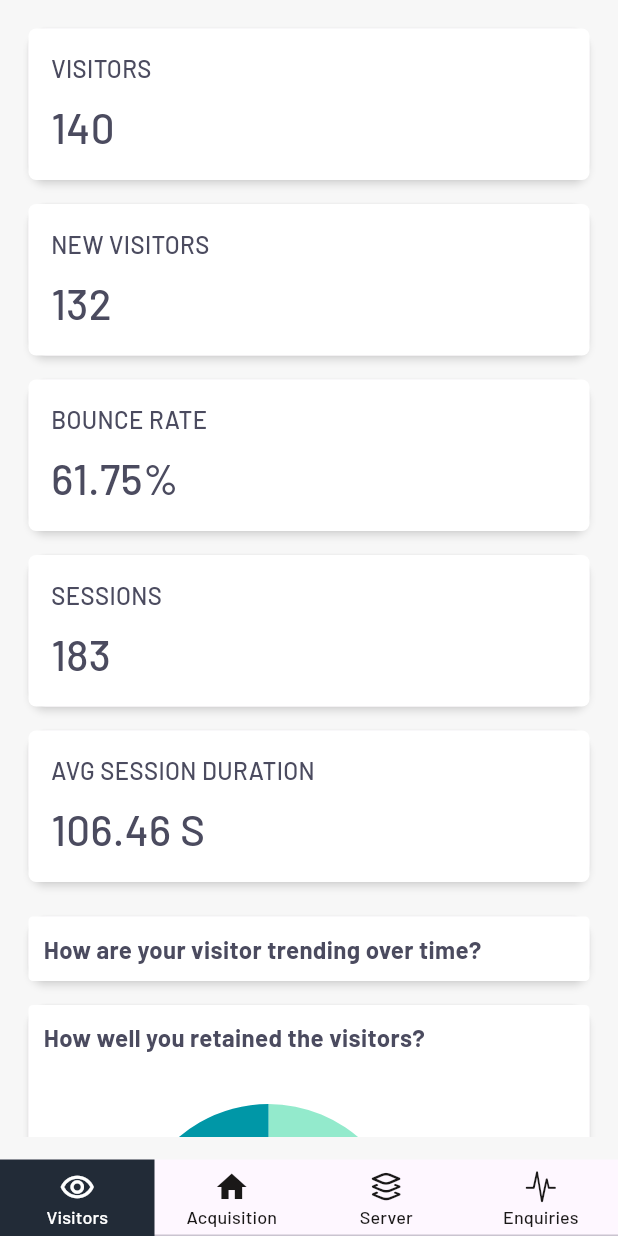
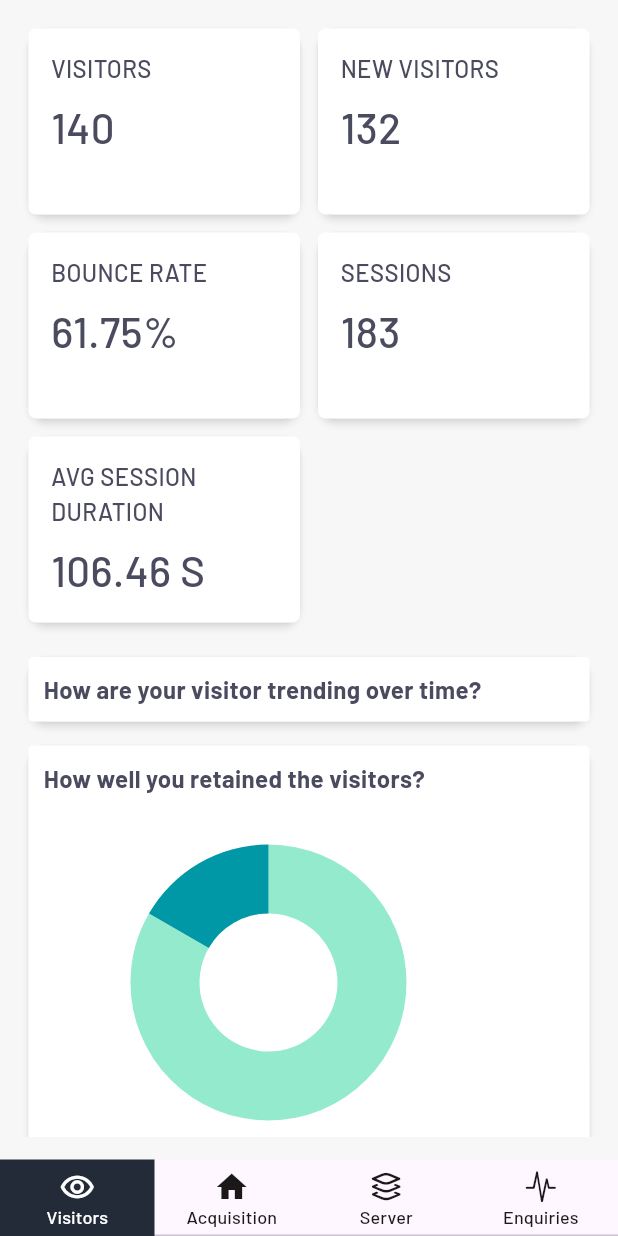
Before and after one commit to mirza-d3x/red_dog, a Flutter app: the screen it shows after launch, on a phone screen of 412 x 824 dp. Run offline on Flutter 3.47's test engine with Material 3 defaults, Android fonts, the phone set to English and light mode, and no system bars; our stand-ins replace charts_flutter, percent_indicator, syncfusion_flutter_charts; missing offline and left inert: countries_world_map.

Commit message:
creating visitors screen,added grid view builder for tiles

```diff
--- a/lib/features/tabs/visitors_screen.dart
+++ b/lib/features/tabs/visitors_screen.dart
@@ -1,5 +1,6 @@
 import 'package:flutter/cupertino.dart';
 import 'package:flutter/material.dart';
+import 'package:reddog_mobile_app/models/visitor_info_tile_model.dart';
 import 'package:reddog_mobile_app/styles/colors.dart';
 import 'package:reddog_mobile_app/widgets/tiles.dart';
 import '../../styles/text_styles.dart';
@@ -43,11 +44,18 @@ class _VisitorsScreenState extends State<VisitorsScreen> {
     BarChartData('35-44', 9),
   ];
 
+ final tilesList = <VisitorTileModel>[];
+
   @override
   void initState(){
     _chartData = getChartData();
     _genderChartData = getGenderChartData();
     super.initState();
+    tilesList.add(VisitorTileModel('VISITORS', '140'));
+    tilesList.add(VisitorTileModel('NEW VISITORS', '132'));
+    tilesList.add(VisitorTileModel('BOUNCE RATE', '61.75%'));
+    tilesList.add(VisitorTileModel('SESSIONS', '183'));
+    tilesList.add(VisitorTileModel('AVG SESSION DURATION', '106.46 S'));
   }
 
   @override
@@ -60,19 +68,33 @@ class _VisitorsScreenState extends State<VisitorsScreen> {
             child: SingleChildScrollView(
               child: Column(
                 children: [
-                  tiles('VISITORS', '140'),
 
-                  const SizedBox(height: 8),
-                  tiles('NEW VISITORS', '132'),
+                  GridView.builder(
+                    physics: const NeverScrollableScrollPhysics(),
+                      shrinkWrap: true,
+                      gridDelegate: const SliverGridDelegateWithFixedCrossAxisCount(
+                        crossAxisCount: 2,
+                        crossAxisSpacing: 4.0,
+                        mainAxisSpacing: 4.0,
+                        mainAxisExtent: 132
+                      ),
+                      itemCount: tilesList.length,
+                      itemBuilder: (BuildContext context,index) => tiles(context,tilesList[index].title, tilesList[index].value)
+                  ),
 
-                  const SizedBox(height: 8),
-                  tiles('BOUNCE RATE', '61.75%'),
-
-                  const SizedBox(height: 8),
-                  tiles('SESSIONS', '183'),
-
-                  const SizedBox(height: 8),
-                  tiles('AVG SESSION DURATION', '106.46 S'),
+                  // tiles('VISITORS', '140'),
+                  //
+                  // const SizedBox(height: 8),
+                  // tiles('NEW VISITORS', '132'),
+                  //
+                  // const SizedBox(height: 8),
+                  // tiles('BOUNCE RATE', '61.75%'),
+                  //
+                  // const SizedBox(height: 8),
+                  // tiles('SESSIONS', '183'),
+                  //
+                  // const SizedBox(height: 8),
+                  // tiles('AVG SESSION DURATION', '106.46 S'),
 
                   const SizedBox(height: 15),
                   // How are your visitor trending over time?
--- /dev/null
+++ b/lib/models/visitor_info_tile_model.dart
@@ -0,0 +1,9 @@
+class VisitorTileModel{
+  String  title;
+  String  value;
+
+  VisitorTileModel(
+      this.title,
+      this.value,
+      );
+}
--- a/lib/widgets/tiles.dart
+++ b/lib/widgets/tiles.dart
@@ -4,12 +4,12 @@ import 'package:reddog_mobile_app/styles/colors.dart';
 
 import '../styles/text_styles.dart';
 
-Widget tiles(String title,String number){
+Widget tiles(BuildContext context,String title,String number){
   return Card(
     elevation: 2,
     shadowColor: whiteColor,
     child: Container(
-      width: double.infinity,
+      width: MediaQuery.of(context).size.width / 2,
       padding: const EdgeInsets.all(15),
       decoration: BoxDecoration(
         borderRadius: BorderRadius.circular(5),
```
